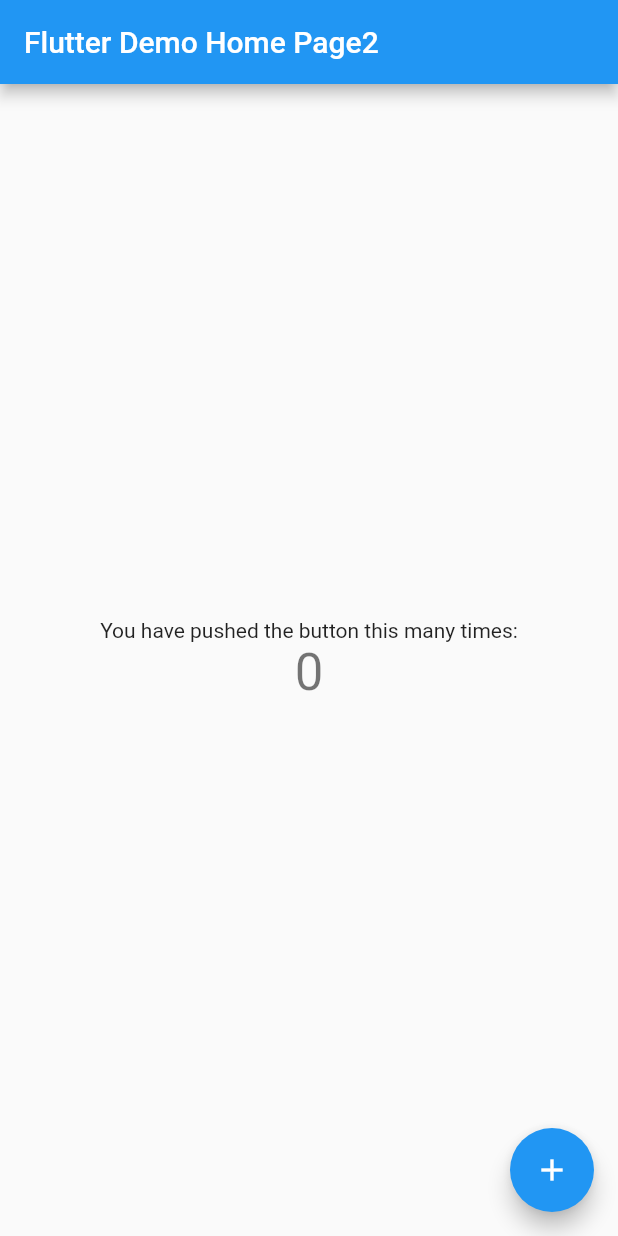
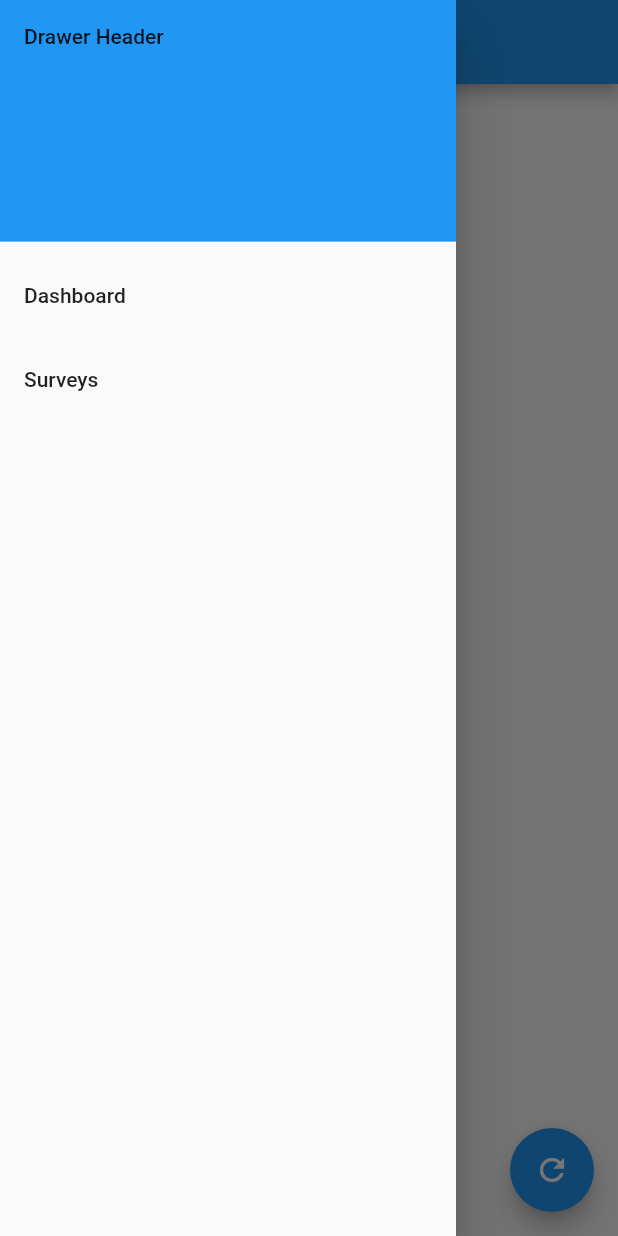
Before and after one commit to reritom/ForestFlutter, a Flutter app: the screen it shows after launch, with the side drawer open (before the commit the screen has no drawer), on a phone screen of 412 x 824 dp. Run offline on Flutter 3.47's test engine with Material 2 defaults, Android fonts, the phone set to English and light mode, and no system bars.

Commit message:
Second base page added, drawer

```diff
--- a/lib/main.dart
+++ b/lib/main.dart
@@ -1,111 +1,66 @@
 import 'package:flutter/material.dart';
 
-void main() => runApp(MyApp());
+import 'views/survey_page.dart';
 
-class MyApp extends StatelessWidget {
-  // This widget is the root of your application.
+void main() => runApp(myApp());
+
+MaterialApp myApp() {
+  return MaterialApp(
+    title: "Forestr",
+    home: HomePage(),
+    routes: <String, WidgetBuilder> {
+      '/surveys': (BuildContext context) => SurveyPage()
+    }
+  );
+}
+
+class HomePage extends StatefulWidget {
+  @override
+  _HomePageState createState() => _HomePageState();
+}
+
+class _HomePageState extends State<HomePage> {
   @override
   Widget build(BuildContext context) {
-    return MaterialApp(
-      title: 'Flutter Demo',
-      theme: ThemeData(
-        // This is the theme of your application.
-        //
-        // Try running your application with "flutter run". You'll see the
-        // application has a blue toolbar. Then, without quitting the app, try
-        // changing the primarySwatch below to Colors.green and then invoke
-        // "hot reload" (press "r" in the console where you ran "flutter run",
-        // or simply save your changes to "hot reload" in a Flutter IDE).
-        // Notice that the counter didn't reset back to zero; the application
-        // is not restarted.
-        primarySwatch: Colors.blue,
+    return Scaffold(
+      appBar: AppBar(
+        title: Text("Forestr"),
       ),
-      home: MyHomePage(title: 'Flutter Demo Home Page2'),
+      body: Center(
+        child: Text("Hello world"),
+      ),
+      drawer: Drawer(
+        child: ListView(
+          padding: EdgeInsets.zero,
+          children: <Widget>[
+            DrawerHeader(
+              child: Text('Drawer Header'),
+              decoration: BoxDecoration(
+                color: Colors.blue,
+              ),
+            ),
+            ListTile(
+              title: Text('Dashboard'),
+              onTap: () {
+                // Update the state of the app
+                // ...
+              },
+            ),
+            ListTile(
+              title: Text('Surveys'),
+              onTap: () {
+                // Update the state of the app
+                // ...
+                Navigator.of(context).pushNamed('/surveys');
+              },
+            ),
+          ],
+        )
+      ),
+      floatingActionButton: FloatingActionButton(
+          onPressed: (){},
+          child: Icon(Icons.refresh)
+      ),
     );
   }
 }
-
-class MyHomePage extends StatefulWidget {
-  MyHomePage({Key key, this.title}) : super(key: key);
-
-  // This widget is the home page of your application. It is stateful, meaning
-  // that it has a State object (defined below) that contains fields that affect
-  // how it looks.
-
-  // This class is the configuration for the state. It holds the values (in this
-  // case the title) provided by the parent (in this case the App widget) and
-  // used by the build method of the State. Fields in a Widget subclass are
-  // always marked "final".
-
-  final String title;
-
-  @override
-  _MyHomePageState createState() => _MyHomePageState();
-}
-
-class _MyHomePageState extends State<MyHomePage> {
-  int _counter = 0;
-
-  void _incrementCounter() {
-    setState(() {
-      // This call to setState tells the Flutter framework that something has
-      // changed in this State, which causes it to rerun the build method below
-      // so that the display can reflect the updated values. If we changed
-      // _counter without calling setState(), then the build method would not be
-      // called again, and so nothing would appear to happen.
-      _counter++;
-    });
-  }
-
-  @override
-  Widget build(BuildContext context) {
-    // This method is rerun every time setState is called, for instance as done
-    // by the _incrementCounter method above.
-    //
-    // The Flutter framework has been optimized to make rerunning build methods
-    // fast, so that you can just rebuild anything that needs updating rather
-    // than having to individually change instances of widgets.
-    return Scaffold(
-      appBar: AppBar(
-        // Here we take the value from the MyHomePage object that was created by
-        // the App.build method, and use it to set our appbar title.
-        title: Text(widget.title),
-      ),
-      body: Center(
-        // Center is a layout widget. It takes a single child and positions it
-        // in the middle of the parent.
-        child: Column(
-          // Column is also layout widget. It takes a list of children and
-          // arranges them vertically. By default, it sizes itself to fit its
-          // children horizontally, and tries to be as tall as its parent.
-          //
-          // Invoke "debug painting" (press "p" in the console, choose the
-          // "Toggle Debug Paint" action from the Flutter Inspector in Android
-          // Studio, or the "Toggle Debug Paint" command in Visual Studio Code)
-          // to see the wireframe for each widget.
-          //
-          // Column has various properties to control how it sizes itself and
-          // how it positions its children. Here we use mainAxisAlignment to
-          // center the children vertically; the main axis here is the vertical
-          // axis because Columns are vertical (the cross axis would be
-          // horizontal).
-          mainAxisAlignment: MainAxisAlignment.center,
-          children: <Widget>[
-            Text(
-              'You have pushed the button this many times:',
-            ),
-            Text(
-              '$_counter',
-              style: Theme.of(context).textTheme.display1,
-            ),
-          ],
-        ),
-      ),
-      floatingActionButton: FloatingActionButton(
-        onPressed: _incrementCounter,
-        tooltip: 'Increment',
-        child: Icon(Icons.add),
-      ), // This trailing comma makes auto-formatting nicer for build methods.
-    );
-  }
-}
```
Also changed, not shown: lib/views/survey_page.dart (added, +52 -0 lines), lib/syncro.dart (added), lib/views/inventory_page.dart (added), lib/views/item_view.dart (added), lib/views/survey_item_view.dart (added), lib/views/survey_view.dart (added), 1 other file.
